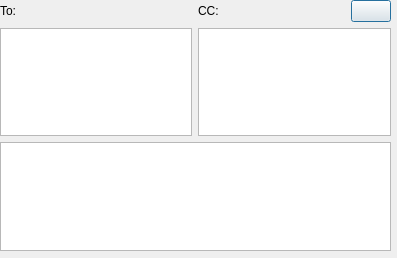
Qt form microblogs/pumpio/pumpiomessagedialog.ui (KDE/choqok) before a commit.
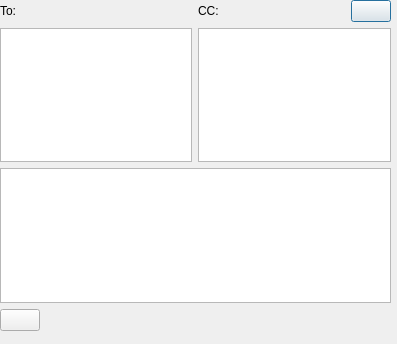
The same form after that commit. Icons and pictures are not drawn.

Commit message: [Pump.IO] Attach an image in private messages

Patch:
```diff
--- a/microblogs/pumpio/pumpiomessagedialog.ui
+++ b/microblogs/pumpio/pumpiomessagedialog.ui
@@ -7,7 +7,7 @@
     <x>0</x>
     <y>0</y>
     <width>397</width>
-    <height>258</height>
+    <height>344</height>
    </rect>
   </property>
   <property name="windowTitle">
@@ -22,7 +22,7 @@
      <x>0</x>
      <y>0</y>
      <width>391</width>
-     <height>251</height>
+     <height>331</height>
     </rect>
    </property>
    <layout class="QVBoxLayout" name="verticalLayout">
@@ -82,6 +82,47 @@
     <item>
      <widget class="QTextEdit" name="txtMessage"/>
     </item>
+    <item>
+     <layout class="QHBoxLayout" name="horizontalLayout">
+      <item>
+       <widget class="QPushButton" name="btnAttach">
+        <property name="sizePolicy">
+         <sizepolicy hsizetype="Fixed" vsizetype="Fixed">
+          <horstretch>0</horstretch>
+          <verstretch>0</verstretch>
+         </sizepolicy>
+        </property>
+        <property name="toolTip">
+         <string>Attach a file</string>
+        </property>
+        <property name="text">
+         <string/>
+        </property>
+        <property name="icon">
+         <iconset theme="mail-attachment">
+          <normaloff/>
+         </iconset>
+        </property>
+       </widget>
+      </item>
+      <item>
+       <spacer name="horizontalSpacer">
+        <property name="orientation">
+         <enum>Qt::Horizontal</enum>
+        </property>
+        <property name="sizeType">
+         <enum>QSizePolicy::Expanding</enum>
+        </property>
+        <property name="sizeHint" stdset="0">
+         <size>
+          <width>40</width>
+          <height>20</height>
+         </size>
+        </property>
+       </spacer>
+      </item>
+     </layout>
+    </item>
    </layout>
   </widget>
  </widget>
```
Left out of the diff: 55 changed lines with no effect on the pictures. The commit also changes 3 other files.
